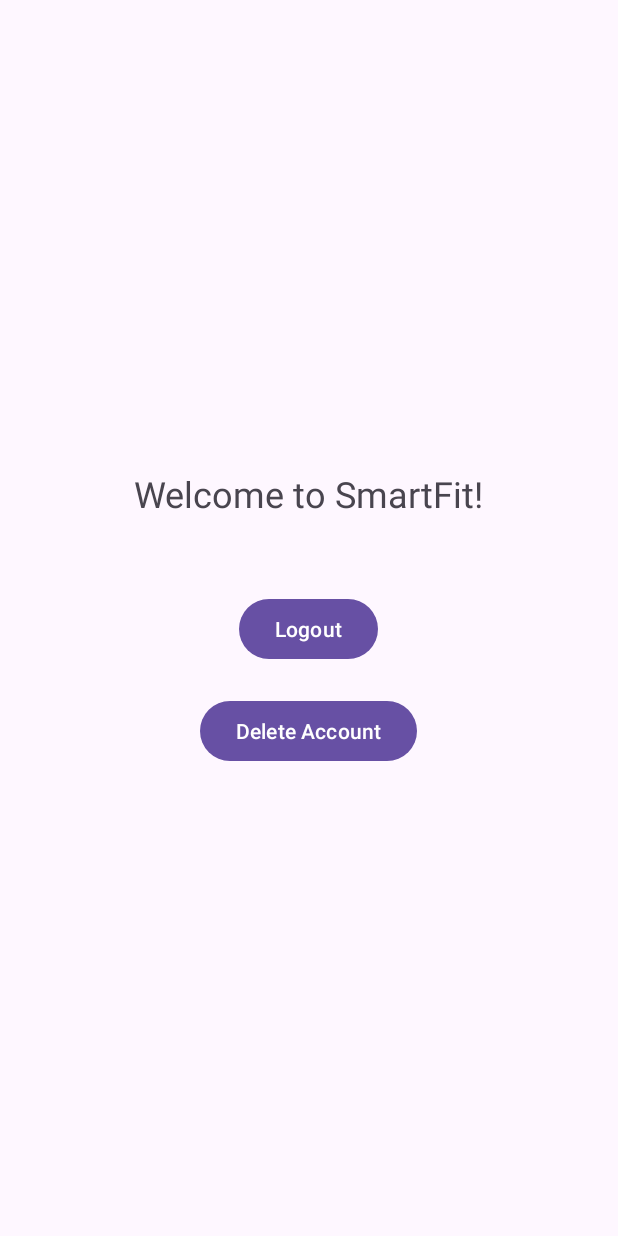
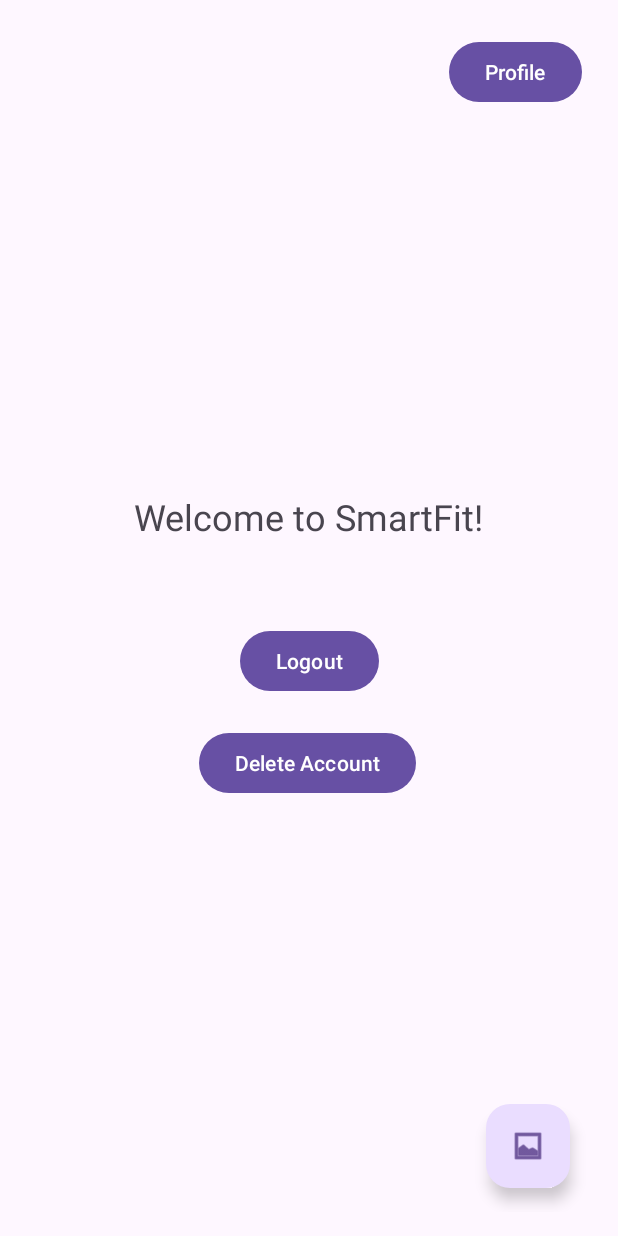
Before and after one commit to auriorajaa/smartfit-final-capstone-bangkit, an Android app: the screen it shows after launch once a user with an empty profile is signed in (MainActivity), on a phone screen of 412 x 824 dp. Run offline under Robolectric (Android 15) with nearby library versions, the light colour scheme and no system bars; our stand-ins replace Firebase (no records; nobody signed in at launch, a user with empty details on screens opened directly).

Commit message:
Nambah Profile, FAB Choose Camera dan Gallery

```diff
--- a/app/src/main/java/com/example/smartfit/MainActivity.kt
+++ b/app/src/main/java/com/example/smartfit/MainActivity.kt
@@ -50,6 +50,16 @@
         }
 
         checkUserSession()
+
+        binding.profileButton.setOnClickListener {
+            val intent = Intent(this, ProfileActivity::class.java)
+            startActivity(intent)
+        }
+
+        binding.fab.setOnClickListener {
+            val intent = Intent(this, ChooseActivity::class.java)
+            startActivity(intent)
+        }
     }
 
     private fun checkUserSession() {
--- a/app/src/main/res/layout/activity_main.xml
+++ b/app/src/main/res/layout/activity_main.xml
@@ -1,29 +1,60 @@
-<?xml version="1.0" encoding="utf-8"?>
-<LinearLayout xmlns:android="http://schemas.android.com/apk/res/android"
+<androidx.constraintlayout.widget.ConstraintLayout xmlns:android="http://schemas.android.com/apk/res/android"
+    xmlns:app="http://schemas.android.com/apk/res-auto"
     android:layout_width="match_parent"
     android:layout_height="match_parent"
-    android:gravity="center"
-    android:orientation="vertical"
     android:padding="16dp">
 
-    <TextView
+    <Button
+        android:id="@+id/profileButton"
         android:layout_width="wrap_content"
         android:layout_height="wrap_content"
-        android:layout_gravity="center"
+        android:text="Profile"
+        android:layout_marginTop="8dp"
+        android:layout_marginEnd="8dp"
+        app:layout_constraintTop_toTopOf="parent"
+        app:layout_constraintEnd_toEndOf="parent" />
+
+    <TextView
+        android:id="@+id/welcomeTextView"
+        android:layout_width="wrap_content"
+        android:layout_height="wrap_content"
+        android:layout_marginTop="256dp"
         android:text="Welcome to SmartFit!"
-        android:textSize="24sp" />
+        android:textSize="24sp"
+        app:layout_constraintEnd_toEndOf="parent"
+        app:layout_constraintHorizontal_bias="0.496"
+        app:layout_constraintStart_toStartOf="parent"
+        app:layout_constraintTop_toBottomOf="@id/profileButton" />
 
     <Button
         android:id="@+id/logoutButton"
-        android:layout_marginTop="50dp"
         android:layout_width="wrap_content"
         android:layout_height="wrap_content"
-        android:text="Logout" />
+        android:layout_marginTop="56dp"
+        android:text="Logout"
+        app:layout_constraintEnd_toEndOf="parent"
+        app:layout_constraintStart_toStartOf="parent"
+        app:layout_constraintTop_toBottomOf="@id/welcomeTextView" />
 
     <Button
         android:id="@+id/deleteAccountButton"
-        android:layout_marginTop="20dp"
         android:layout_width="wrap_content"
         android:layout_height="wrap_content"
-        android:text="Delete Account" />
-</LinearLayout>
+        android:layout_marginTop="20dp"
+        android:text="Delete Account"
+        app:layout_constraintEnd_toEndOf="parent"
+        app:layout_constraintHorizontal_bias="0.497"
+        app:layout_constraintStart_toStartOf="parent"
+        app:layout_constraintTop_toBottomOf="@id/logoutButton" />
+
+    <com.google.android.material.floatingactionbutton.FloatingActionButton
+        android:id="@+id/fab"
+        android:layout_width="wrap_content"
+        android:layout_height="wrap_content"
+        android:layout_margin="16dp"
+        android:contentDescription="Add"
+        app:srcCompat="@android:drawable/ic_menu_gallery"
+        app:layout_constraintBottom_toBottomOf="parent"
+        app:layout_constraintEnd_toEndOf="parent" />
+
+</androidx.constraintlayout.widget.ConstraintLayout>
```
Also changed, not shown: app/src/main/AndroidManifest.xml (+13 -0 lines), app/src/main/java/com/example/smartfit/ChooseActivity.kt (added, +77 -0 lines), app/src/main/java/com/example/smartfit/ProfileActivity.kt (added, +57 -0 lines), app/src/main/res/layout/activity_choose.xml (added, +29 -0 lines), app/src/main/res/layout/activity_profile.xml (added, +44 -0 lines).
